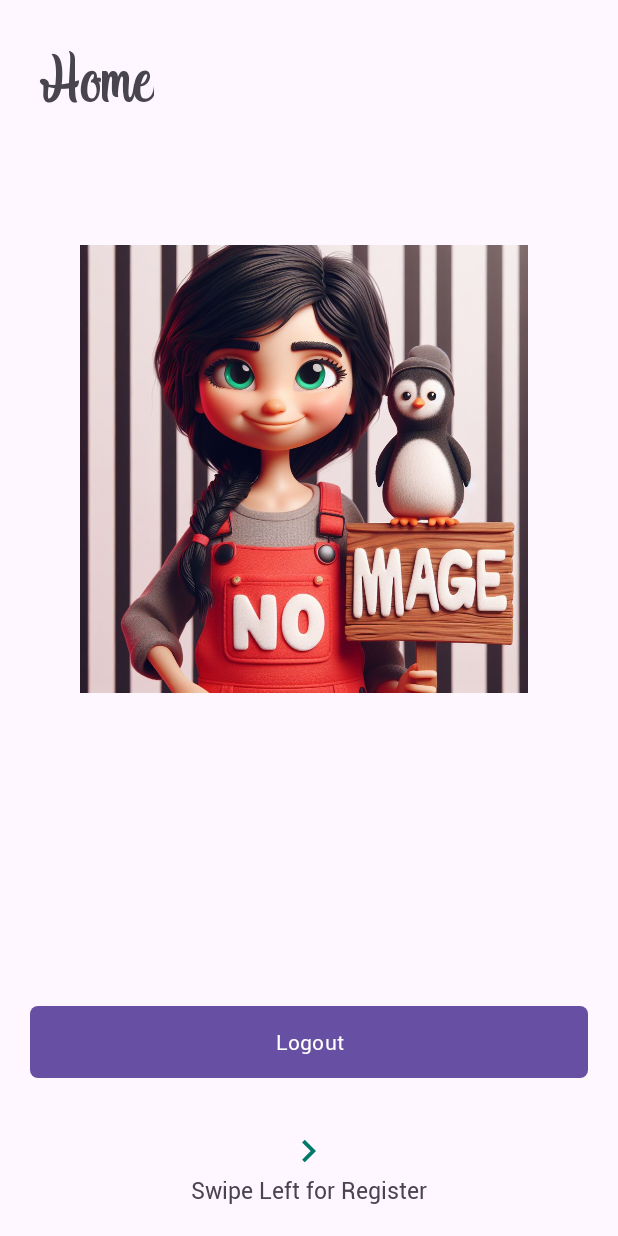
After one commit to Audriusvilnius/Exam_Application_0511, an Android app: the fragment HomeFragment shown on its own in the app's theme, on a phone screen of 412 x 824 dp. The commit adds this screen. Run offline under Robolectric (Android 15) with nearby library versions, the light colour scheme and no system bars.

Commit message:
Add home

```diff
--- /dev/null
+++ b/app/src/main/java/com/example/examapplication0511/HomeFragment.java
@@ -0,0 +1,95 @@
+package com.example.examapplication0511;
+
+import android.os.Bundle;
+
+import androidx.fragment.app.Fragment;
+
+import android.util.Log;
+import android.view.LayoutInflater;
+import android.view.View;
+import android.view.ViewGroup;
+import android.widget.ImageView;
+
+import java.util.Random;
+
+/**
+ * A simple {@link Fragment} subclass.
+ * Use the {@link HomeFragment#newInstance} factory method to
+ * create an instance of this fragment.
+ */
+public class HomeFragment extends Fragment {
+
+    // TODO: Rename parameter arguments, choose names that match
+    // the fragment initialization parameters, e.g. ARG_ITEM_NUMBER
+    private static final String ARG_PARAM1 = "param1";
+    private static final String ARG_PARAM2 = "param2";
+
+    // TODO: Rename and change types of parameters
+    private String mParam1;
+    private String mParam2;
+
+    int[] welcome_Pic = {
+            R.drawable.designer,
+            R.drawable.designer1,
+            R.drawable.designer2
+            ,};
+
+    public HomeFragment() {
+        // Required empty public constructor
+    }
+
+    /**
+     * Use this factory method to create a new instance of
+     * this fragment using the provided parameters.
+     *
+     * @param param1 Parameter 1.
+     * @param param2 Parameter 2.
+     * @return A new instance of fragment HomeFragment.
+     */
+    // TODO: Rename and change types and number of parameters
+    public static HomeFragment newInstance(String param1, String param2) {
+        HomeFragment fragment = new HomeFragment();
+        Bundle args = new Bundle();
+        args.putString(ARG_PARAM1, param1);
+        args.putString(ARG_PARAM2, param2);
+        fragment.setArguments(args);
+        return fragment;
+    }
+
+    @Override
+    public void onCreate(Bundle savedInstanceState) {
+        super.onCreate(savedInstanceState);
+        if (getArguments() != null) {
+            mParam1 = getArguments().getString(ARG_PARAM1);
+            mParam2 = getArguments().getString(ARG_PARAM2);
+        }
+    }
+
+    @Override
+    public View onCreateView(LayoutInflater inflater, ViewGroup container,
+                             Bundle savedInstanceState) {
+        View view;
+        view = inflater.inflate(R.layout.fragment_home, container, false);
+        ImageView imageView = view.findViewById(R.id.imageView);
+        setWelcomePic(imageView);
+
+        Log.d("HomeFragment", "onCreateView: ");
+        // Inflate the layout for this fragment
+        return view;
+    }
+
+    private void setWelcomePic(ImageView imageView) {
+        imageView.setImageResource(welcome_Random());
+        imageView.setOnClickListener(v -> {
+            imageView.setImageResource(welcome_Random());
+            imageView.setOnClickListener(v1 -> {
+                setWelcomePic(imageView);
+            });
+        });
+    }
+
+    private int welcome_Random() {
+        Random rand = new Random();
+        return welcome_Pic[rand.nextInt(welcome_Pic.length)];
+    }
+}
--- a/app/src/main/java/com/example/examapplication0511/MainActivity.java
+++ b/app/src/main/java/com/example/examapplication0511/MainActivity.java
@@ -28,6 +28,7 @@ public class MainActivity extends AppCompatActivity {
         AuthenticationPagerAdapter pagerAdapter = new AuthenticationPagerAdapter(getSupportFragmentManager());
         pagerAdapter.addFragmet(new LogInFragment());
         pagerAdapter.addFragmet(new RegisterFragment());
+        pagerAdapter.addFragmet(new HomeFragment());
         viewPager.setAdapter(pagerAdapter);
 
     }
@@ -51,6 +52,11 @@ public class MainActivity extends AppCompatActivity {
         }
 
         void addFragmet(Fragment fragment) {
+            if(LogInFragment.checkLogIn == true) {
+                fragmentList.clear();
+                fragmentList.add(new HomeFragment());
+                LogInFragment.checkLogIn = false;
+            }
             fragmentList.add(fragment);
         }
     }
--- a/app/src/main/java/com/example/examapplication0511/RegisterFragment.java
+++ b/app/src/main/java/com/example/examapplication0511/RegisterFragment.java
@@ -34,7 +34,7 @@ public class RegisterFragment extends Fragment {
     }
 
     public String name;
-    public static String hashedPassword;
+    public static String hashedPassword = null;
     private Button registerButton;
 
     public RegisterFragment() {
@@ -109,7 +109,7 @@ public class RegisterFragment extends Fragment {
     }
 
     // Hash the password
-    private String passwordHash(EditText newPassword, EditText newSalt) {
+    public static String passwordHash(EditText newPassword, EditText newSalt) {
         String password = newPassword.getText().toString();
         String salt = newSalt.getText().toString();
         password = password + salt;
--- /dev/null
+++ b/app/src/main/res/layout/fragment_home.xml
@@ -0,0 +1,65 @@
+<?xml version="1.0" encoding="utf-8"?>
+<RelativeLayout xmlns:android="http://schemas.android.com/apk/res/android"
+    xmlns:app="http://schemas.android.com/apk/res-auto"
+    xmlns:tools="http://schemas.android.com/tools"
+    android:layout_width="match_parent"
+    android:layout_height="match_parent"
+    tools:context=".LogInFragment">
+
+    <TextView
+        android:id="@+id/tv_title"
+        android:layout_width="wrap_content"
+        android:layout_height="wrap_content"
+        android:layout_alignParentTop="true"
+        android:layout_marginStart="25dp"
+        android:layout_marginTop="28dp"
+        android:fontFamily="@font/inid_daisy"
+        android:text="@string/home"
+        android:textSize="50sp" />
+
+    <Button
+        android:id="@+id/btn_logout"
+        android:layout_width="match_parent"
+        android:layout_height="wrap_content"
+        android:layout_above="@+id/imageView2"
+        android:layout_marginLeft="20dp"
+        android:layout_marginRight="20dp"
+        android:layout_marginBottom="34dp"
+        android:background="@drawable/btn_custom"
+        android:fontFamily="@font/roboto_regular"
+        android:text="@string/logout"
+        android:textColor="@android:color/white" />
+
+    <ImageView
+        android:id="@+id/imageView2"
+        android:layout_width="30dp"
+        android:layout_height="30dp"
+        android:layout_above="@id/swipeRight"
+        android:layout_centerHorizontal="true"
+        android:src="@drawable/ic_arrow_right" />
+
+    <TextView
+        android:id="@+id/swipeRight"
+        android:layout_width="wrap_content"
+        android:layout_height="wrap_content"
+        android:text="@string/swipe_left_for_register"
+        android:textSize="15sp"
+        android:fontFamily="@font/roboto_regular"
+        android:layout_centerHorizontal="true"
+        android:layout_alignParentBottom="true"
+        android:layout_marginBottom="20dp"/>
+
+    <ImageView
+        android:id="@+id/imageView"
+        android:layout_width="297dp"
+        android:layout_height="316dp"
+        android:layout_below="@+id/tv_title"
+        android:layout_alignParentStart="true"
+        android:layout_alignParentEnd="true"
+        android:layout_marginStart="53dp"
+        android:layout_marginTop="74dp"
+        android:layout_marginEnd="60dp"
+        app:srcCompat="@drawable/firstPic" />
+
+
+</RelativeLayout>
--- /dev/null
+++ b/app/src/main/res/values/refs.xml
@@ -0,0 +1,4 @@
+<?xml version="1.0" encoding="utf-8"?>
+<resources>
+    <drawable name="firstPic" />
+</resources>
--- a/app/src/main/res/values/strings.xml
+++ b/app/src/main/res/values/strings.xml
@@ -13,4 +13,7 @@
     <string name="re_type_password">Re-type Password</string>
     <string name="your_name">Full Name</string>
     <string name="register_message">Register Message</string>
+    <string name="login_message">login_message</string>
+    <string name="home">Home</string>
+    <string name="logout">Logout</string>
 </resources>
```
Also changed, not shown: app/src/main/java/com/example/examapplication0511/LogInFragment.java (+54 -19 lines), app/src/main/res/layout/fragment_log_in.xml (+24 -6 lines), app/src/main/res/layout/fragment_registe.xml (+9 -8 lines), app/src/main/res/drawable/designer.jpeg (added), app/src/main/res/drawable/designer1.jpeg (added), app/src/main/res/drawable/designer2.jpeg (added).
